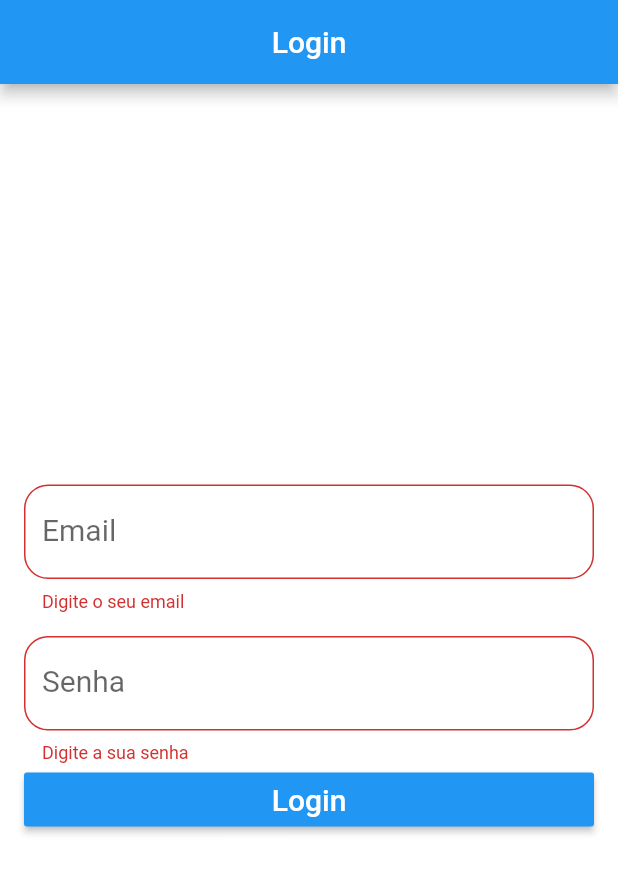
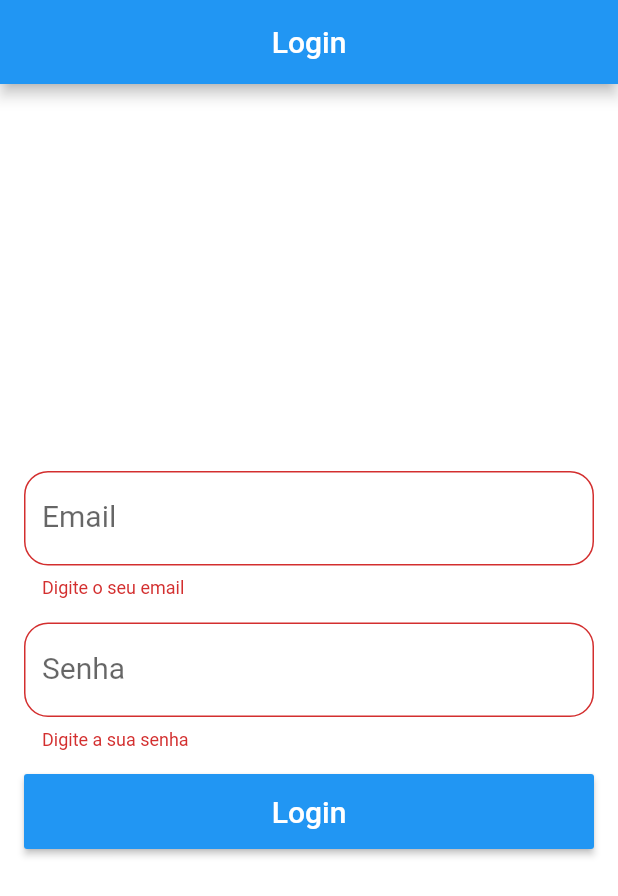
Before and after one commit to joao-salomao/getting-started-flutter, a Flutter app: the screen it shows after launch, after a tap on "Login", on a phone screen of 412 x 824 dp. Shown: the top 896 px of the screen. Run offline on Flutter 3.47's test engine with Material 2 defaults, Android fonts, the light colour scheme and no system bars.

Commit message:
Adicionando loader ao clicar em logar e ajustando layout do LoginPage

```diff
--- a/lib/pages/login_page.dart
+++ b/lib/pages/login_page.dart
@@ -13,10 +13,11 @@ class LoginPage extends StatefulWidget {
 }
 
 class _LoginPageState extends State<LoginPage> {
-  final _formKey = GlobalKey<FormState>();
-  final _emailController = TextEditingController();
-  final _passwordController = TextEditingController();
-  final _passwordFocus = FocusNode();
+  final GlobalKey<FormState> _formKey = GlobalKey<FormState>();
+  final TextEditingController _emailController = TextEditingController();
+  final TextEditingController _passwordController = TextEditingController();
+  final FocusNode _passwordFocus = FocusNode();
+  bool _isLoading = false;
 
   @override
   void initState() {
@@ -65,10 +66,13 @@ class _LoginPageState extends State<LoginPage> {
               focusNode: _passwordFocus,
             ),
             Container(
+              margin: EdgeInsets.only(top: 16),
               width: double.infinity,
+              height: 50,
               child: AppRaisedButton(
                 "Login",
                 onPressed: _onClickLogin,
+                isLoading: _isLoading,
               ),
             ),
           ],
@@ -99,16 +103,23 @@ class _LoginPageState extends State<LoginPage> {
     String email = _emailController.text;
     String password = _passwordController.text;
 
+    setState(() {
+      _isLoading = true;
+    });
+
     print("Email: $email | Senha: $password");
 
     ApiResponse response = await Api.auth(email, password);
 
     if (response.ok) {
-      User user = response.result;
+      final User user = response.result;
       print(user);
       push(context, HomePage());
     } else {
       alert(context, "Ops, algo deu errado", response.message);
     }
+    setState(() {
+      _isLoading = false;
+    });
   }
 }
--- a/lib/widgets/app_raised_button.dart
+++ b/lib/widgets/app_raised_button.dart
@@ -3,13 +3,20 @@ import 'package:flutter/material.dart';
 class AppRaisedButton extends StatelessWidget {
   final String label;
   final Function onPressed;
+  bool isLoading;
 
-  AppRaisedButton(this.label, { this.onPressed });
+  AppRaisedButton(this.label, {this.onPressed, this.isLoading = false});
 
   @override
   Widget build(BuildContext context) {
     return RaisedButton(
-      child: Text(
+      child: isLoading
+          ? Center(
+              child: CircularProgressIndicator(
+                valueColor: AlwaysStoppedAnimation<Color>(Colors.white),
+              ),
+            )
+          : Text(
               label,
               style: TextStyle(
                 color: Colors.white,
```
Lines whose indentation alone changed are shown as unchanged.
